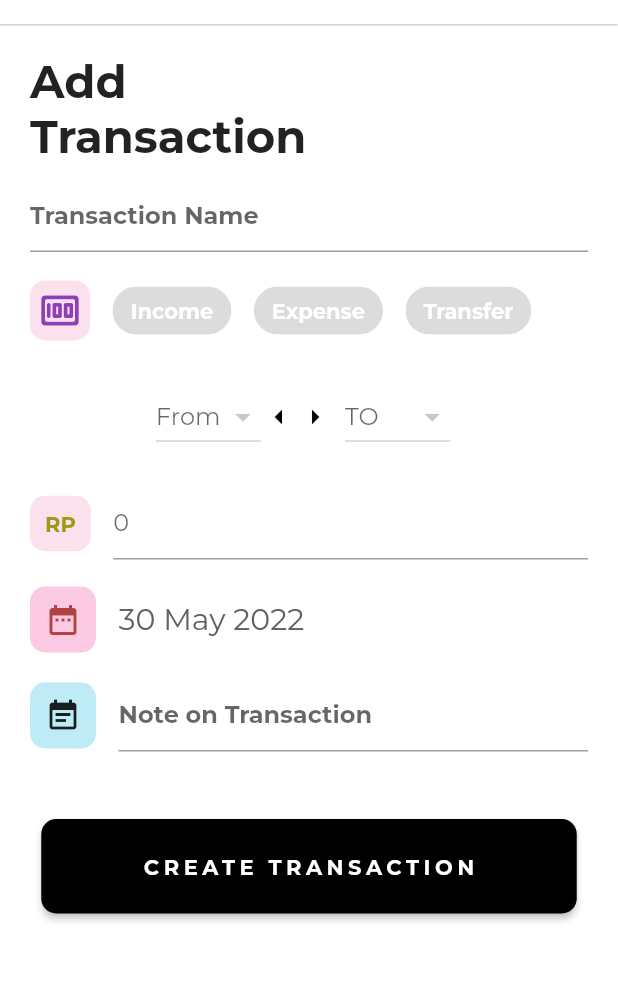
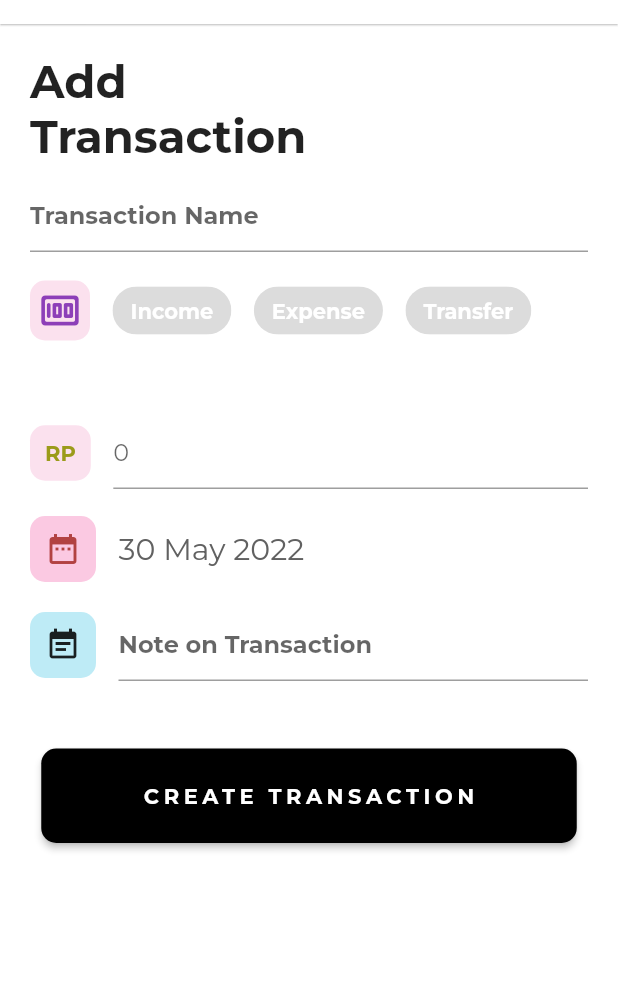
Before and after one commit to mjudianto/VLLET, a Flutter app: the AddTransaction screen opened directly with empty values, on a phone screen of 412 x 824 dp, the part 60-1042 px from its top. Run offline on Flutter 3.47's test engine with Material 2 defaults, Android fonts, the phone set to English and light mode, and no system bars; our stand-ins replace hive, hive_flutter, shared_preferences; missing offline and left inert: dart:ffi; accounts and stored records are empty.

Commit message:
tampilan from to

```diff
--- a/lib/pages/addtransaction.dart
+++ b/lib/pages/addtransaction.dart
@@ -174,6 +174,9 @@ class _AddTransactionState extends State<AddTransaction> {
               const SizedBox(
                 height: 15.0,
               ),
+              (transfer)
+                  ? Column(
+                      children: [
                         Row(
                           mainAxisAlignment: MainAxisAlignment.center,
                           children: [
@@ -189,8 +192,10 @@ class _AddTransactionState extends State<AddTransaction> {
                               }).toList(),
                               onChanged: (value) {},
                             ),
-                  Icon(Icons.arrow_left_outlined, color: Colors.black),
-                  Icon(Icons.arrow_right_outlined, color: Colors.black),
+                            Icon(Icons.arrow_left_outlined,
+                                color: Colors.black),
+                            Icon(Icons.arrow_right_outlined,
+                                color: Colors.black),
                             Padding(
                               padding: const EdgeInsets.all(8.0),
                               child: DropdownButton(
@@ -206,13 +211,9 @@ class _AddTransactionState extends State<AddTransaction> {
                                 onChanged: (value) {},
                               ),
                             ),
-                  (transfer)
-                      ? Column(
-                          children: [
-                            Row(
+                          ],
                           // EDIT FROM SAMA TO DIDALEWM ROW INI
                           // KALO BUTUH PANDUAN LIAT DARI DROP DOWN LIST ADD ACCOUNT
-
                         ),
                         const SizedBox(
                           height: 15.0,
@@ -220,8 +221,6 @@ class _AddTransactionState extends State<AddTransaction> {
                       ],
                     )
                   : Text(""),
-                ],
-              ),
               const SizedBox(
                 height: 15.0,
               ),
```
Lines whose indentation alone changed are shown as unchanged.
